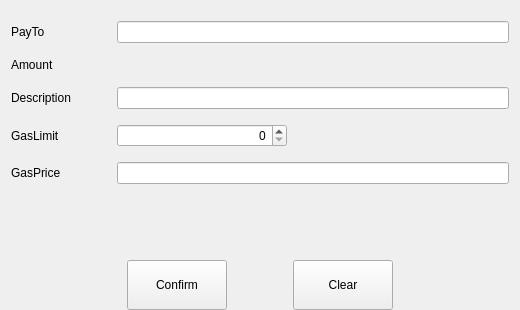
Old version of the form src/qt/forms/sendtokenpage.ui in the repository shaileshnift/UIDD.
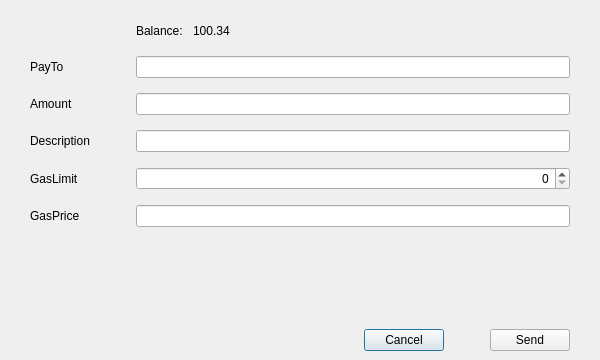
New version of the form. Custom widgets are drawn as their Qt base class.

Diff of the .ui file:
```diff
--- a/src/qt/forms/sendtokenpage.ui
+++ b/src/qt/forms/sendtokenpage.ui
@@ -1,7 +1,7 @@
 <?xml version="1.0" encoding="UTF-8"?>
 <ui version="4.0">
  <class>SendTokenPage</class>
- <widget class="QWidget" name="SendTokenPage">
+ <widget class="QDialog" name="SendTokenPage">
   <property name="enabled">
    <bool>true</bool>
   </property>
@@ -9,14 +9,20 @@
    <rect>
     <x>0</x>
     <y>0</y>
-    <width>520</width>
-    <height>310</height>
+    <width>600</width>
+    <height>360</height>
    </rect>
   </property>
   <property name="windowTitle">
-   <string>Form</string>
+   <string>Send</string>
   </property>
   <layout class="QVBoxLayout" name="verticalLayout">
+   <property name="leftMargin">
+    <number>0</number>
+   </property>
+   <property name="rightMargin">
+    <number>0</number>
+   </property>
    <property name="bottomMargin">
     <number>0</number>
    </property>
@@ -38,49 +44,16 @@
    </item>
    <item>
     <layout class="QGridLayout" name="gridLayout">
+     <property name="leftMargin">
+      <number>30</number>
+     </property>
+     <property name="rightMargin">
+      <number>30</number>
+     </property>
      <property name="verticalSpacing">
       <number>15</number>
      </property>
-     <item row="0" column="0">
-      <widget class="QLabel" name="labelPayTo">
-       <property name="minimumSize">
-        <size>
-         <width>100</width>
-         <height>0</height>
-        </size>
-       </property>
-       <property name="text">
-        <string>PayTo</string>
-       </property>
-      </widget>
-     </item>
-     <item row="1" column="0">
-      <widget class="QLabel" name="labelAmount">
-       <property name="minimumSize">
-        <size>
-         <width>100</width>
-         <height>0</height>
-        </size>
-       </property>
-       <property name="text">
-        <string>Amount</string>
-       </property>
-      </widget>
-     </item>
-     <item row="3" column="0">
-      <widget class="QLabel" name="labelGasLimit">
-       <property name="minimumSize">
-        <size>
-         <width>100</width>
-         <height>0</height>
-        </size>
-       </property>
-       <property name="text">
-        <string>GasLimit</string>
-       </property>
-      </widget>
-     </item>
-     <item row="4" column="0">
+     <item row="5" column="0">
       <widget class="QLabel" name="labelGasPrice">
        <property name="minimumSize">
         <size>
@@ -93,8 +66,8 @@
        </property>
       </widget>
      </item>
-     <item row="2" column="0">
-      <widget class="QLabel" name="labelDescription">
+     <item row="4" column="0">
+      <widget class="QLabel" name="labelGasLimit">
        <property name="minimumSize">
         <size>
          <width>100</width>
@@ -102,34 +75,117 @@
         </size>
        </property>
        <property name="text">
-        <string>Description</string>
+        <string>GasLimit</string>
        </property>
       </widget>
      </item>
-     <item row="0" column="1">
-      <widget class="QValidatedLineEdit" name="lineEditPayTo"/>
-     </item>
      <item row="2" column="1">
+      <widget class="TokenAmountField" name="lineEditAmount"/>
+     </item>
+     <item row="3" column="1">
       <widget class="QLineEdit" name="lineEditDescription"/>
      </item>
+     <item row="1" column="0">
+      <widget class="QLabel" name="labelPayTo">
+       <property name="minimumSize">
+        <size>
+         <width>100</width>
+         <height>0</height>
+        </size>
+       </property>
+       <property name="text">
+        <string>PayTo</string>
+       </property>
+      </widget>
+     </item>
+     <item row="1" column="1">
+      <widget class="QValidatedLineEdit" name="lineEditPayTo"/>
+     </item>
      <item row="4" column="1">
-      <widget class="BitcoinAmountField" name="lineEditGasPrice"/>
-     </item>
-     <item row="3" column="1">
       <widget class="QSpinBox" name="lineEditGasLimit">
-       <property name="maximumSize">
-        <size>
-         <width>170</width>
-         <height>16777215</height>
-        </size>
-       </property>
        <property name="alignment">
         <set>Qt::AlignRight|Qt::AlignTrailing|Qt::AlignVCenter</set>
        </property>
       </widget>
      </item>
-     <item row="1" column="1">
-      <widget class="TokenAmountField" name="lineEditAmount" native="true"/>
+     <item row="2" column="0">
+      <widget class="QLabel" name="labelAmount">
+       <property name="minimumSize">
+        <size>
+         <width>100</width>
+         <height>0</height>
+        </size>
+       </property>
+       <property name="text">
+        <string>Amount</string>
+       </property>
+      </widget>
+     </item>
+     <item row="3" column="0">
+      <widget class="QLabel" name="labelDescription">
+       <property name="minimumSize">
+        <size>
+         <width>100</width>
+         <height>0</height>
+        </size>
+       </property>
+       <property name="text">
+        <string>Description</string>
+       </property>
+      </widget>
+     </item>
+     <item row="5" column="1">
+      <widget class="BitcoinAmountField" name="lineEditGasPrice"/>
+     </item>
+     <item row="0" column="1">
+      <layout class="QHBoxLayout" name="horizontalLayout">
+       <item>
+        <widget class="QLabel" name="labelTokenBalanceText">
+         <property name="text">
+          <string>Balance:</string>
+         </property>
+        </widget>
+       </item>
+       <item>
+        <spacer name="horizontalSpacer_4">
+         <property name="orientation">
+          <enum>Qt::Horizontal</enum>
+         </property>
+         <property name="sizeType">
+          <enum>QSizePolicy::Fixed</enum>
+         </property>
+         <property name="sizeHint" stdset="0">
+          <size>
+           <width>10</width>
+           <height>20</height>
+          </size>
+         </property>
+        </spacer>
+       </item>
+       <item>
+        <widget class="QLabel" name="labelTokenBalance">
+         <property name="text">
+          <string>100.34</string>
+         </property>
+         <property name="textInteractionFlags">
+          <set>Qt::LinksAccessibleByMouse|Qt::TextSelectableByMouse</set>
+         </property>
+        </widget>
+       </item>
+       <item>
+        <spacer name="horizontalSpacer_3">
+         <property name="orientation">
+          <enum>Qt::Horizontal</enum>
+         </property>
+         <property name="sizeHint" stdset="0">
+          <size>
+           <width>40</width>
+           <height>20</height>
+          </size>
+         </property>
+        </spacer>
+       </item>
+      </layout>
      </item>
     </layout>
    </item>
@@ -138,6 +194,9 @@
      <property name="orientation">
       <enum>Qt::Vertical</enum>
      </property>
+     <property name="sizeType">
+      <enum>QSizePolicy::MinimumExpanding</enum>
+     </property>
      <property name="sizeHint" stdset="0">
       <size>
        <width>20</width>
@@ -147,9 +206,13 @@
     </spacer>
    </item>
    <item>
-    <layout class="QHBoxLayout" name="horizontalLayout">
+    <widget class="QWidget" name="buttonsContainerWhite" native="true">
+     <layout class="QHBoxLayout" name="horizontalLayout_2">
+      <property name="leftMargin">
+       <number>30</number>
+      </property>
      <property name="rightMargin">
-      <number>0</number>
+       <number>30</number>
      </property>
      <item>
       <spacer name="horizontalSpacer">
@@ -167,53 +230,21 @@
        </property>
       </spacer>
      </item>
-     <item>
-      <widget class="QPushButton" name="confirmButton">
-       <property name="minimumSize">
-        <size>
-         <width>100</width>
-         <height>50</height>
-        </size>
-       </property>
-       <property name="text">
-        <string>Confirm</string>
-       </property>
-      </widget>
-     </item>
-     <item>
-      <spacer name="horizontalSpacer_2">
-       <property name="orientation">
-        <enum>Qt::Horizontal</enum>
-       </property>
-       <property name="sizeType">
-        <enum>QSizePolicy::Fixed</enum>
-       </property>
-       <property name="sizeHint" stdset="0">
-        <size>
-         <width>60</width>
-         <height>20</height>
-        </size>
-       </property>
-      </spacer>
-     </item>
      <item>
       <widget class="QPushButton" name="clearButton">
-       <property name="minimumSize">
-        <size>
-         <width>100</width>
-         <height>50</height>
-        </size>
-       </property>
        <property name="text">
-        <string>Clear</string>
+         <string>Cancel</string>
        </property>
       </widget>
      </item>
      <item>
-      <spacer name="horizontalSpacer_3">
+       <spacer name="horizontalSpacer_2">
        <property name="orientation">
         <enum>Qt::Horizontal</enum>
        </property>
+        <property name="sizeType">
+         <enum>QSizePolicy::Fixed</enum>
+        </property>
        <property name="sizeHint" stdset="0">
         <size>
          <width>40</width>
@@ -222,7 +253,15 @@
        </property>
       </spacer>
      </item>
-    </layout>
+      <item>
+       <widget class="QPushButton" name="confirmButton">
+        <property name="text">
+         <string>Send</string>
+        </property>
+       </widget>
+      </item>
+     </layout>
+    </widget>
    </item>
   </layout>
  </widget>
@@ -240,8 +279,8 @@
   </customwidget>
   <customwidget>
    <class>TokenAmountField</class>
-   <extends>QWidget</extends>
-   <header>tokenamountfield.h</header>
+   <extends>QLineEdit</extends>
+   <header>qt/tokenamountfield.h</header>
    <container>1</container>
   </customwidget>
  </customwidgets>
```
Left out of the diff: 13 changed lines with no effect on the pictures. Lines whose indentation alone changed are shown as unchanged.
